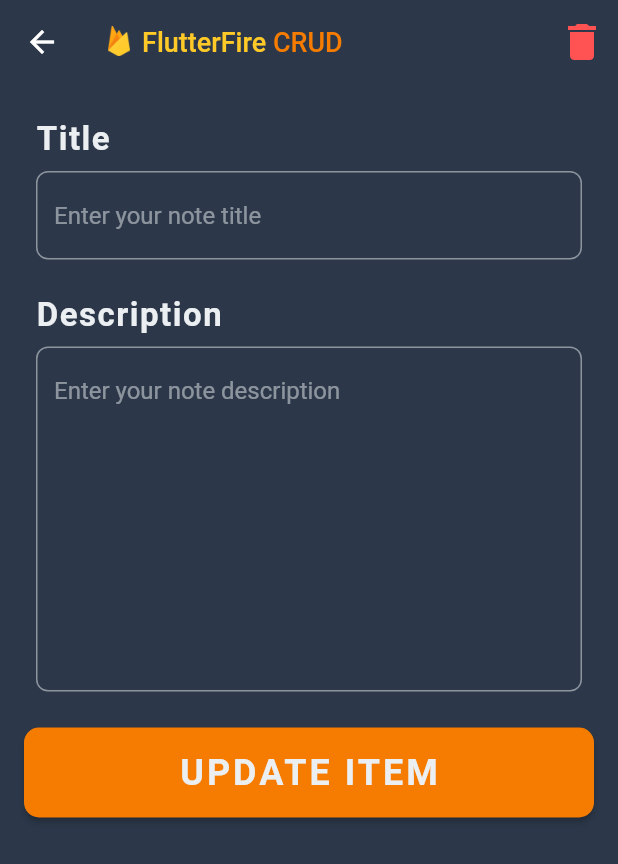
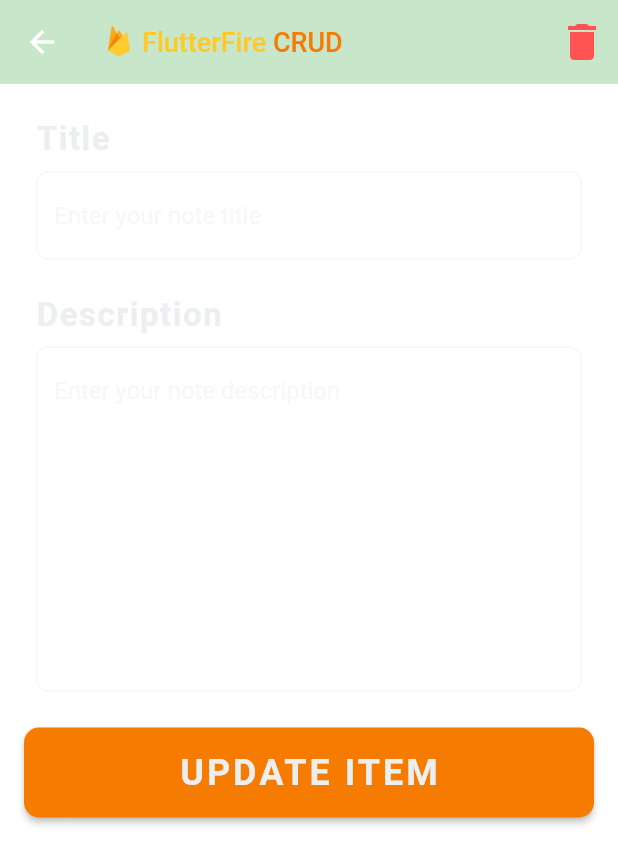
Before and after one commit to Harryalways317/note_keeper, a Flutter app: the EditScreen screen opened directly with empty values, on a phone screen of 412 x 824 dp. Shown: the top 864 px of the screen. Run offline on Flutter 3.47's test engine with Material 2 defaults, Android fonts, the phone set to English and light mode, and no system bars; our stand-ins replace cloud_firestore, firebase_core; accounts and stored records are empty.

Commit message:
note editing implemented

```diff
--- a/lib/screens/edit_screen.dart
+++ b/lib/screens/edit_screen.dart
@@ -34,10 +34,10 @@ class _EditScreenState extends State<EditScreen> {
         _descriptionFocusNode.unfocus();
       },
       child: Scaffold(
-        backgroundColor: CustomColors.firebaseNavy,
+        backgroundColor: Colors.white,
         appBar: AppBar(
           elevation: 0,
-          backgroundColor: CustomColors.firebaseNavy,
+          backgroundColor: Colors.green[100],
           title: AppBarTitle(),
           actions: [
             _isDeleting
```
